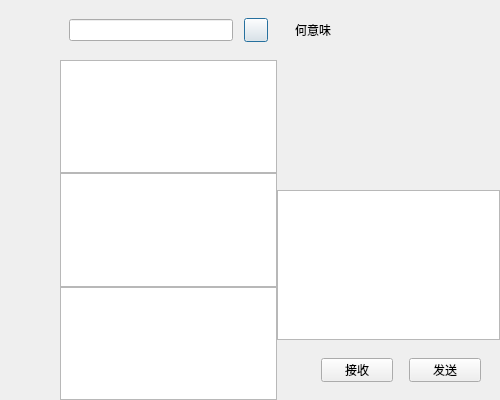
This is NovaChatClient/chatdialog.ui in KlangTjews/NovaChat as Qt 5 draws it before an edit. The edited form follows.
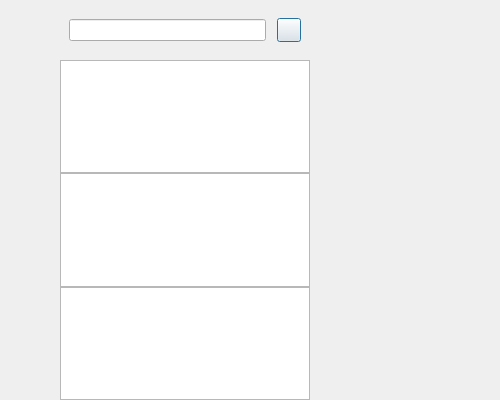
This is the edited form. Custom widgets are drawn as their Qt base class.

Diff of the .ui file:
```diff
--- a/NovaChatClient/chatdialog.ui
+++ b/NovaChatClient/chatdialog.ui
@@ -274,291 +274,9 @@
     </widget>
    </item>
    <item>
-    <widget class="QWidget" name="chat_data_wid" native="true">
-     <layout class="QVBoxLayout" name="verticalLayout_4">
-      <property name="spacing">
-       <number>0</number>
-      </property>
-      <property name="leftMargin">
-       <number>0</number>
-      </property>
-      <property name="topMargin">
-       <number>0</number>
-      </property>
-      <property name="rightMargin">
-       <number>0</number>
-      </property>
-      <property name="bottomMargin">
-       <number>0</number>
-      </property>
-      <item>
-       <widget class="QWidget" name="title_wid" native="true">
-        <property name="minimumSize">
-         <size>
-          <width>0</width>
-          <height>60</height>
-         </size>
-        </property>
-        <property name="maximumSize">
-         <size>
-          <width>16777215</width>
-          <height>60</height>
-         </size>
-        </property>
-        <layout class="QVBoxLayout" name="verticalLayout_5">
-         <item>
-          <widget class="QWidget" name="widget_2" native="true">
-           <layout class="QHBoxLayout" name="horizontalLayout_3">
-            <item>
-             <widget class="QLabel" name="title_lb">
-              <property name="text">
-               <string>何意味</string>
-              </property>
-             </widget>
-            </item>
-           </layout>
-          </widget>
-         </item>
-        </layout>
-       </widget>
-      </item>
-      <item>
-       <widget class="QWidget" name="chat_data_list" native="true"/>
-      </item>
-      <item>
-       <widget class="QWidget" name="tool_wid" native="true">
-        <property name="minimumSize">
-         <size>
-          <width>0</width>
-          <height>60</height>
-         </size>
-        </property>
-        <property name="maximumSize">
-         <size>
-          <width>16777215</width>
-          <height>60</height>
-         </size>
-        </property>
-        <layout class="QHBoxLayout" name="horizontalLayout_4">
-         <property name="leftMargin">
-          <number>2</number>
-         </property>
-         <property name="topMargin">
-          <number>2</number>
-         </property>
-         <property name="rightMargin">
-          <number>2</number>
-         </property>
-         <property name="bottomMargin">
-          <number>2</number>
-         </property>
-         <item>
-          <spacer name="horizontalSpacer_2">
-           <property name="orientation">
-            <enum>Qt::Orientation::Horizontal</enum>
-           </property>
-           <property name="sizeType">
-            <enum>QSizePolicy::Policy::Fixed</enum>
-           </property>
-           <property name="sizeHint" stdset="0">
-            <size>
-             <width>5</width>
-             <height>20</height>
-            </size>
-           </property>
-          </spacer>
-         </item>
-         <item>
-          <widget class="QLabel" name="emo_lb">
-           <property name="minimumSize">
-            <size>
-             <width>25</width>
-             <height>25</height>
-            </size>
-           </property>
-           <property name="maximumSize">
-            <size>
-             <width>25</width>
-             <height>25</height>
-            </size>
-           </property>
-           <property name="text">
-            <string/>
-           </property>
-          </widget>
-         </item>
-         <item>
-          <spacer name="horizontalSpacer_4">
-           <property name="orientation">
-            <enum>Qt::Orientation::Horizontal</enum>
-           </property>
-           <property name="sizeType">
-            <enum>QSizePolicy::Policy::Fixed</enum>
-           </property>
-           <property name="sizeHint" stdset="0">
-            <size>
-             <width>5</width>
-             <height>20</height>
-            </size>
-           </property>
-          </spacer>
-         </item>
-         <item>
-          <widget class="QLabel" name="file_lb">
-           <property name="minimumSize">
-            <size>
-             <width>25</width>
-             <height>25</height>
-            </size>
-           </property>
-           <property name="maximumSize">
-            <size>
-             <width>25</width>
-             <height>25</height>
-            </size>
-           </property>
-           <property name="text">
-            <string/>
-           </property>
-          </widget>
-         </item>
-         <item>
-          <spacer name="horizontalSpacer_3">
-           <property name="orientation">
-            <enum>Qt::Orientation::Horizontal</enum>
-           </property>
-           <property name="sizeType">
-            <enum>QSizePolicy::Policy::Preferred</enum>
-           </property>
-           <property name="sizeHint" stdset="0">
-            <size>
-             <width>40</width>
-             <height>20</height>
-            </size>
-           </property>
-          </spacer>
-         </item>
-        </layout>
-       </widget>
-      </item>
-      <item>
-       <widget class="QTextEdit" name="chatEdit">
-        <property name="minimumSize">
-         <size>
-          <width>0</width>
-          <height>150</height>
-         </size>
-        </property>
-        <property name="maximumSize">
-         <size>
-          <width>16777215</width>
-          <height>150</height>
-         </size>
-        </property>
-       </widget>
-      </item>
-      <item>
-       <widget class="QWidget" name="widget_5" native="true">
-        <property name="minimumSize">
-         <size>
-          <width>0</width>
-          <height>60</height>
-         </size>
-        </property>
-        <property name="maximumSize">
-         <size>
-          <width>16777215</width>
-          <height>60</height>
-         </size>
-        </property>
-        <layout class="QHBoxLayout" name="horizontalLayout_5">
-         <item>
-          <spacer name="horizontalSpacer_6">
-           <property name="orientation">
-            <enum>Qt::Orientation::Horizontal</enum>
-           </property>
-           <property name="sizeHint" stdset="0">
-            <size>
-             <width>40</width>
-             <height>20</height>
-            </size>
-           </property>
-          </spacer>
-         </item>
-         <item>
-          <widget class="QPushButton" name="receive_btn">
-           <property name="minimumSize">
-            <size>
-             <width>72</width>
-             <height>24</height>
-            </size>
-           </property>
-           <property name="maximumSize">
-            <size>
-             <width>72</width>
-             <height>24</height>
-            </size>
-           </property>
-           <property name="text">
-            <string>接收</string>
-           </property>
-          </widget>
-         </item>
-         <item>
-          <spacer name="horizontalSpacer_5">
-           <property name="orientation">
-            <enum>Qt::Orientation::Horizontal</enum>
-           </property>
-           <property name="sizeType">
-            <enum>QSizePolicy::Policy::Fixed</enum>
-           </property>
-           <property name="sizeHint" stdset="0">
-            <size>
-             <width>10</width>
-             <height>20</height>
-            </size>
-           </property>
-          </spacer>
-         </item>
-         <item>
-          <widget class="QPushButton" name="send_btn">
-           <property name="minimumSize">
-            <size>
-             <width>72</width>
-             <height>24</height>
-            </size>
-           </property>
-           <property name="maximumSize">
-            <size>
-             <width>72</width>
-             <height>24</height>
-            </size>
-           </property>
-           <property name="text">
-            <string>发送</string>
-           </property>
-          </widget>
-         </item>
-         <item>
-          <spacer name="horizontalSpacer_7">
-           <property name="orientation">
-            <enum>Qt::Orientation::Horizontal</enum>
-           </property>
-           <property name="sizeType">
-            <enum>QSizePolicy::Policy::Fixed</enum>
-           </property>
-           <property name="sizeHint" stdset="0">
-            <size>
-             <width>10</width>
-             <height>20</height>
-            </size>
-           </property>
-          </spacer>
-         </item>
-        </layout>
-       </widget>
-      </item>
-     </layout>
+    <widget class="QStackedWidget" name="stackedWidget">
+     <widget class="ChatPage" name="chat_page"/>
+     <widget class="QWidget" name="friend_apply_page"/>
     </widget>
    </item>
   </layout>
@@ -579,6 +297,12 @@
    <extends>QListWidget</extends>
    <header location="global">chatuserlist.h</header>
   </customwidget>
+  <customwidget>
+   <class>ChatPage</class>
+   <extends>QWidget</extends>
+   <header>chatpage.h</header>
+   <container>1</container>
+  </customwidget>
  </customwidgets>
  <resources/>
  <connections/>
```
